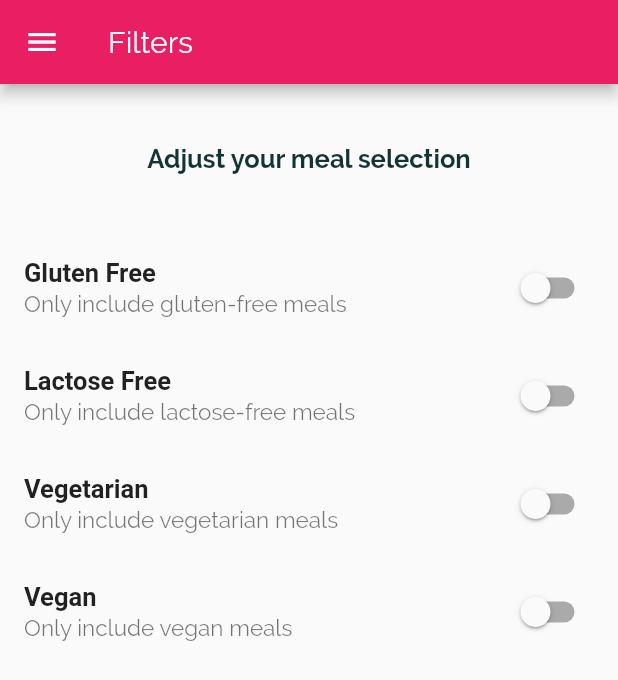
After one commit to JyotinderSingh/Recipes-App-in-Flutter, a Flutter app: the FiltersScreen screen opened by its route, on a phone screen of 412 x 824 dp. The commit adds this screen. Shown: the top 680 px of the screen. Run offline on Flutter 3.47's test engine with Material 2 defaults, Android fonts, the phone set to English and light mode, and no system bars.

Commit message:
filter page added

```diff
--- a/lib/main.dart
+++ b/lib/main.dart
@@ -1,5 +1,6 @@
 import 'package:flutter/material.dart';
 
+import './screens/filters_screen.dart';
 import './screens/tabs_screen.dart';
 import './screens/meal_detail_screen.dart';
 import './screens/category_meals_screen.dart';
@@ -7,8 +8,13 @@ import './screens/categories_screen.dart';
 
 void main() => runApp(MyApp());
 
-class MyApp extends StatelessWidget {
+class MyApp extends StatefulWidget {
   // This widget is the root of your application.
+  @override
+  _MyAppState createState() => _MyAppState();
+}
+
+class _MyAppState extends State<MyApp> {
   @override
   Widget build(BuildContext context) {
     return MaterialApp(
@@ -21,6 +27,8 @@ class MyApp extends StatelessWidget {
         textTheme: ThemeData.light().textTheme.copyWith(
               body1: TextStyle(
                 color: Color.fromRGBO(20, 51, 51, 1),
+                fontWeight: FontWeight.bold,
+                fontSize: 17,
               ),
               body2: TextStyle(
                 color: Color.fromRGBO(20, 51, 51, 1),
@@ -39,6 +47,7 @@ class MyApp extends StatelessWidget {
         '/': (ctx) => TabsScreen(),
         CategoryMealsScreen.routeName: (ctx) => CategoryMealsScreen(),
         MealDetailScreen.routeName: (ctx) => MealDetailScreen(),
+        FiltersScreen.routeName: (ctx) => FiltersScreen(),
       },
       onGenerateRoute: (settings) {
         print(settings.arguments);
--- /dev/null
+++ b/lib/screens/filters_screen.dart
@@ -0,0 +1,119 @@
+import 'package:flutter/material.dart';
+
+import '../widgets/main_drawer.dart';
+
+class FiltersScreen extends StatefulWidget {
+  static const routeName = '/filters';
+
+  @override
+  _FiltersScreenState createState() => _FiltersScreenState();
+}
+
+class _FiltersScreenState extends State<FiltersScreen> {
+  var _glutenFree = false;
+  var _vegetarian = false;
+  var _vegan = false;
+  var _lactoseFree = false;
+
+  Widget _buildSwitchListTile(
+    String title,
+    String description,
+    bool currentValue,
+    Function updateValue,
+  ) {
+    return SwitchListTile(
+      activeColor: Colors.pink,
+      title: Text(
+        title,
+        style: TextStyle(fontWeight: FontWeight.bold, fontSize: 17),
+      ),
+      value: currentValue,
+      subtitle: Text(
+        description,
+        style: TextStyle(
+          fontSize: 15,
+          fontWeight: FontWeight.normal,
+        ),
+      ),
+      onChanged: updateValue,
+    );
+  }
+
+  @override
+  Widget build(BuildContext context) {
+    return Scaffold(
+        appBar: AppBar(
+          title: Text('Filters'),
+        ),
+        drawer: MainDrawer(),
+        body: Column(
+          children: <Widget>[
+            Container(
+              margin: EdgeInsets.only(
+                top: 20,
+                bottom: 20,
+              ),
+              padding: EdgeInsets.all(20),
+              child: Text(
+                'Adjust your meal selection',
+                style: Theme.of(context).textTheme.body1,
+              ),
+            ),
+            Expanded(
+              child: ListView(
+                children: <Widget>[
+                  _buildSwitchListTile(
+                    'Gluten Free',
+                    'Only include gluten-free meals',
+                    _glutenFree,
+                    (newValue) {
+                      setState(
+                        () {
+                          _glutenFree = newValue;
+                        },
+                      );
+                    },
+                  ),
+                  _buildSwitchListTile(
+                    'Lactose Free',
+                    'Only include lactose-free meals',
+                    _lactoseFree,
+                    (newValue) {
+                      setState(
+                        () {
+                          _lactoseFree = newValue;
+                        },
+                      );
+                    },
+                  ),
+                  _buildSwitchListTile(
+                    'Vegetarian',
+                    'Only include vegetarian meals',
+                    _vegetarian,
+                    (newValue) {
+                      setState(
+                        () {
+                          _vegetarian = newValue;
+                        },
+                      );
+                    },
+                  ),
+                  _buildSwitchListTile(
+                    'Vegan',
+                    'Only include vegan meals',
+                    _vegan,
+                    (newValue) {
+                      setState(
+                        () {
+                          _vegan = newValue;
+                        },
+                      );
+                    },
+                  ),
+                ],
+              ),
+            )
+          ],
+        ));
+  }
+}
```
Also changed, not shown: lib/screens/category_meals_screen.dart (+40 -19 lines), lib/screens/meal_detail_screen.dart (+9 -1 lines), lib/widgets/main_drawer.dart (+11 -5 lines), lib/widgets/meal_item.dart (+13 -1 lines).
